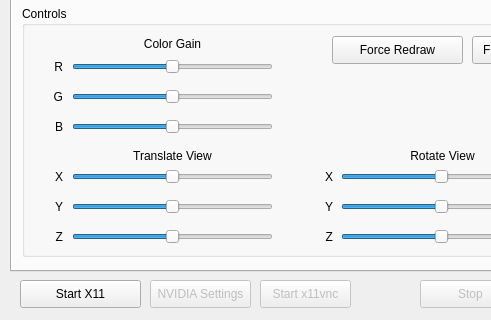
The window that render_algorithms/dscp4/dscp4-qt/ui/mainwindow.ui (itsermo/holovideo-algorithms) describes before a commit, drawn with Qt 5; both pictures show x 0 to 491 and y 340 to 660 of the 654 by 660 pixel window.
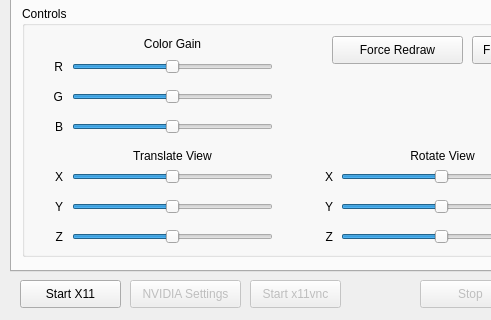
The same window after the commit.

Commit message: fixed stop x11vnc bug, i think

```diff
--- a/render_algorithms/dscp4/dscp4-qt/ui/mainwindow.ui
+++ b/render_algorithms/dscp4/dscp4-qt/ui/mainwindow.ui
@@ -3002,7 +3002,7 @@
      <rect>
       <x>20</x>
       <y>620</y>
-      <width>121</width>
+      <width>101</width>
       <height>28</height>
      </rect>
     </property>
@@ -3019,9 +3019,9 @@
     </property>
     <property name="geometry">
      <rect>
-      <x>150</x>
+      <x>130</x>
       <y>620</y>
-      <width>101</width>
+      <width>111</width>
       <height>28</height>
      </rect>
     </property>
@@ -3038,7 +3038,7 @@
     </property>
     <property name="geometry">
      <rect>
-      <x>260</x>
+      <x>250</x>
       <y>620</y>
       <width>91</width>
       <height>28</height>
```
Left out of the diff: 2 changed lines with no effect on the pictures. The commit also changes 1 other file.
